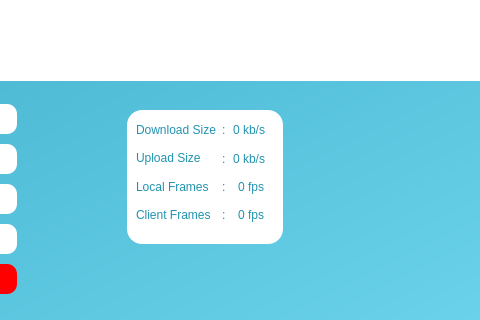
Before: the Qt Designer form user_interfaces/conference.ui in hfzdnnzl/Final-Year-Project, drawn with Qt 5; both pictures show x 743 to 1223 and y 350 to 670 of the 1320 by 670 pixel window.
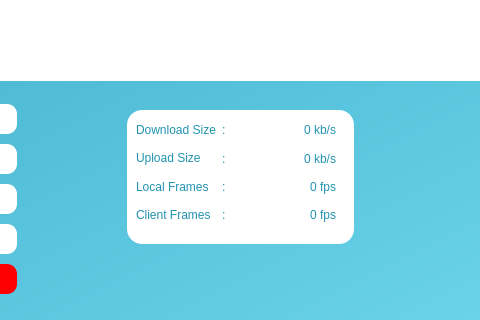
After: the same form once the commit is applied.

The edit to the form file:
```diff
--- a/user_interfaces/conference.ui
+++ b/user_interfaces/conference.ui
@@ -371,7 +371,7 @@
      <rect>
       <x>870</x>
       <y>440</y>
-      <width>156</width>
+      <width>227</width>
       <height>154</height>
      </rect>
     </property>
@@ -446,12 +446,21 @@
           </item>
           <item>
            <widget class="QLabel" name="downloadSizeLabel">
+            <property name="minimumSize">
+             <size>
+              <width>100</width>
+              <height>0</height>
+             </size>
+            </property>
             <property name="styleSheet">
              <string notr="true"/>
             </property>
             <property name="text">
              <string>0 kb/s</string>
             </property>
+            <property name="alignment">
+             <set>Qt::AlignRight|Qt::AlignTrailing|Qt::AlignVCenter</set>
+            </property>
            </widget>
           </item>
          </layout>
@@ -498,12 +507,21 @@
           </item>
           <item>
            <widget class="QLabel" name="uploadSizeLabel">
+            <property name="minimumSize">
+             <size>
+              <width>100</width>
+              <height>0</height>
+             </size>
+            </property>
             <property name="styleSheet">
              <string notr="true"/>
             </property>
             <property name="text">
              <string>0 kb/s</string>
             </property>
+            <property name="alignment">
+             <set>Qt::AlignRight|Qt::AlignTrailing|Qt::AlignVCenter</set>
+            </property>
            </widget>
           </item>
          </layout>
@@ -550,12 +568,21 @@
           </item>
           <item>
            <widget class="QLabel" name="localFrameLabel">
+            <property name="minimumSize">
+             <size>
+              <width>100</width>
+              <height>0</height>
+             </size>
+            </property>
             <property name="styleSheet">
              <string notr="true"/>
             </property>
             <property name="text">
              <string>0 fps</string>
             </property>
+            <property name="alignment">
+             <set>Qt::AlignRight|Qt::AlignTrailing|Qt::AlignVCenter</set>
+            </property>
            </widget>
           </item>
          </layout>
@@ -602,6 +629,12 @@
           </item>
           <item>
            <widget class="QLabel" name="clientFrameLabel">
+            <property name="minimumSize">
+             <size>
+              <width>100</width>
+              <height>0</height>
+             </size>
+            </property>
             <property name="maximumSize">
              <size>
               <width>16777215</width>
@@ -614,6 +647,9 @@
             <property name="text">
              <string>0 fps</string>
             </property>
+            <property name="alignment">
+             <set>Qt::AlignRight|Qt::AlignTrailing|Qt::AlignVCenter</set>
+            </property>
            </widget>
           </item>
          </layout>
```
